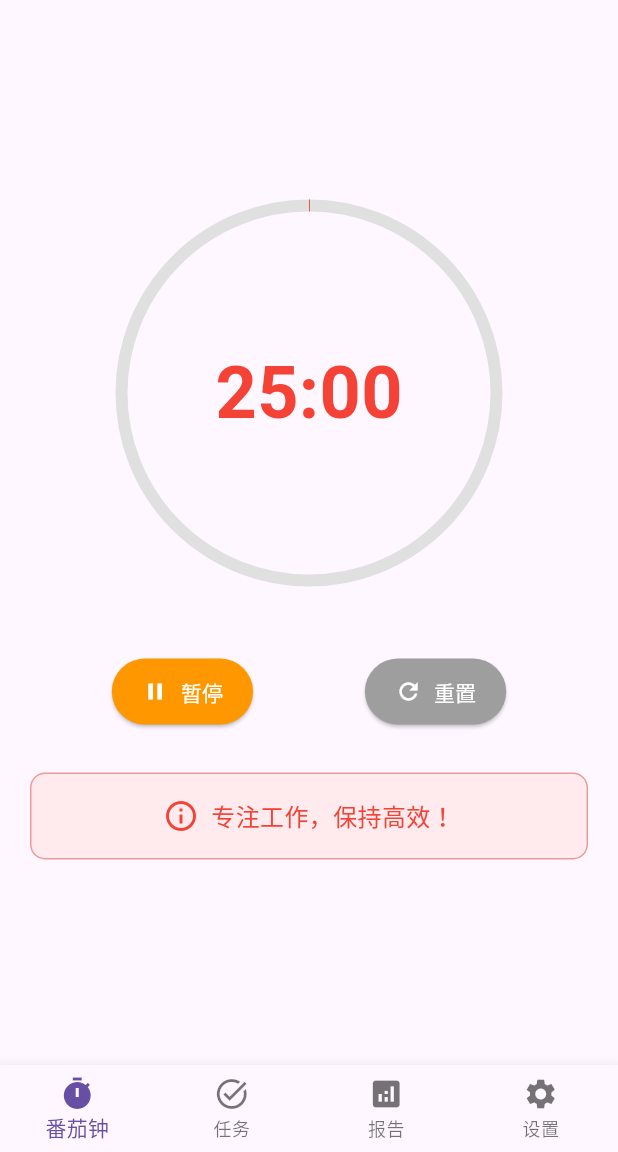
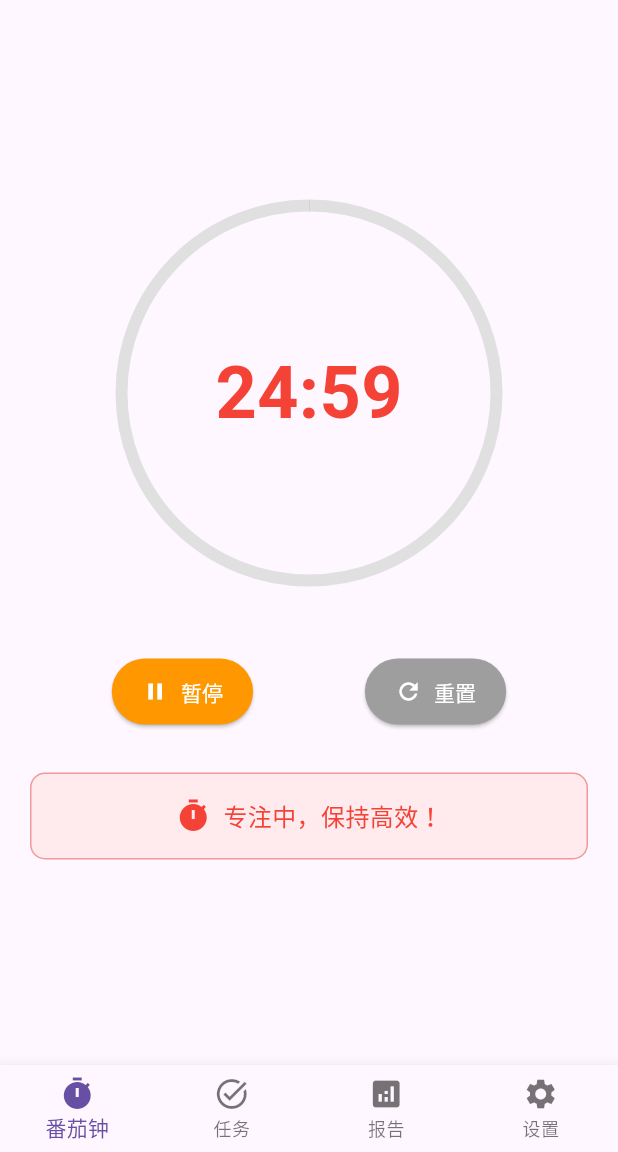
Before and after one commit to yangsuiyun/genie, a Flutter app: the screen it shows after launch, after a tap on "开始", on a phone screen of 412 x 824 dp, the part 84-1236 px from its top. Run offline on Flutter 3.47's test engine with Material 3 defaults, Android fonts, the phone set to English and light mode, and no system bars; our stand-ins replace connectivity_plus, dio, firebase_messaging, fl_chart, flutter_local_notifications, flutter_riverpod and 6 more; accounts and stored records are empty.

Commit message:
fix: Implement proper pomodoro timer with real-time updates and state persistence
- Add PomodoroState singleton for global timer state management
- Implement Timer.periodic for real-time countdown updates
- Fix timer display showing actual countdown (25:00 → 24:59 → ...)
- Use IndexedStack to preserve widget state across page navigation
- Add proper listener pattern for UI updates
- Fix timer state persistence when switching between tabs
- Improve button states and progress animation synchronization
- Add dynamic status messages based on timer state

Timer now works correctly:
- Real-time countdown updates every second
- State persists when navigating between pages
- Start/pause/reset functions work properly
- Visual feedback matches timer state

🤖 Generated with [Claude Code](https://claude.ai/code)
via [Happy](https://happy.engineering)

Co-Authored-By: Claude <noreply@anthropic.com>
Co-Authored-By: Happy <yesreply@happy.engineering>

```diff
--- a/mobile/lib/main.dart
+++ b/mobile/lib/main.dart
@@ -1,4 +1,5 @@
 import 'package:flutter/material.dart';
+import 'dart:async';
 
 void main() {
   runApp(const PomodoroApp());
@@ -15,33 +16,125 @@ class PomodoroApp extends StatelessWidget {
         primarySwatch: Colors.red,
         useMaterial3: true,
       ),
-      home: const MainScreen(),
+      home: MainScreen(),
       debugShowCheckedModeBanner: false,
     );
   }
 }
 
+// 全局状态管理
+class PomodoroState {
+  static final PomodoroState _instance = PomodoroState._internal();
+  factory PomodoroState() => _instance;
+  PomodoroState._internal();
+
+  Timer? _timer;
+  bool _isRunning = false;
+  int _remainingSeconds = 25 * 60; // 25分钟 = 1500秒
+  final int _totalSeconds = 25 * 60;
+
+  // 状态变化监听器
+  final List<VoidCallback> _listeners = [];
+
+  bool get isRunning => _isRunning;
+  int get remainingSeconds => _remainingSeconds;
+  int get totalSeconds => _totalSeconds;
+  double get progress => 1.0 - (_remainingSeconds / _totalSeconds);
+
+  String get timeDisplay {
+    int minutes = _remainingSeconds ~/ 60;
+    int seconds = _remainingSeconds % 60;
+    return '${minutes.toString().padLeft(2, '0')}:${seconds.toString().padLeft(2, '0')}';
+  }
+
+  void addListener(VoidCallback listener) {
+    _listeners.add(listener);
+  }
+
+  void removeListener(VoidCallback listener) {
+    _listeners.remove(listener);
+  }
+
+  void _notifyListeners() {
+    for (var listener in _listeners) {
+      listener();
+    }
+  }
+
+  void start() {
+    if (_isRunning) return;
+
+    _isRunning = true;
+    _timer = Timer.periodic(const Duration(seconds: 1), (timer) {
+      if (_remainingSeconds > 0) {
+        _remainingSeconds--;
+        _notifyListeners();
+      } else {
+        // 番茄钟结束
+        _complete();
+      }
+    });
+    _notifyListeners();
+  }
+
+  void pause() {
+    _isRunning = false;
+    _timer?.cancel();
+    _timer = null;
+    _notifyListeners();
+  }
+
+  void reset() {
+    _isRunning = false;
+    _timer?.cancel();
+    _timer = null;
+    _remainingSeconds = _totalSeconds;
+    _notifyListeners();
+  }
+
+  void _complete() {
+    _isRunning = false;
+    _timer?.cancel();
+    _timer = null;
+    _remainingSeconds = 0;
+    _notifyListeners();
+    // 这里可以触发通知或其他完成逻辑
+  }
+
+  void dispose() {
+    _timer?.cancel();
+    _listeners.clear();
+  }
+}
+
 class MainScreen extends StatefulWidget {
-  const MainScreen({super.key});
-
   @override
   State<MainScreen> createState() => _MainScreenState();
 }
 
 class _MainScreenState extends State<MainScreen> {
   int _selectedIndex = 0;
+  late List<Widget> _screens;
 
-  final List<Widget> _screens = [
-    const PomodoroTimerScreen(),
-    const TaskListScreen(),
-    const ReportsScreen(),
-    const SettingsScreen(),
-  ];
+  @override
+  void initState() {
+    super.initState();
+    // 使用同一个PomodoroTimerScreen实例来保持状态
+    _screens = [
+      const PomodoroTimerScreen(),
+      const TaskListScreen(),
+      const ReportsScreen(),
+      const SettingsScreen(),
+    ];
+  }
 
   @override
   Widget build(BuildContext context) {
     return Scaffold(
-      body: _screens[_selectedIndex],
+      body: IndexedStack(
+        index: _selectedIndex,
+        children: _screens,
+      ),
       bottomNavigationBar: BottomNavigationBar(
         type: BottomNavigationBarType.fixed,
         currentIndex: _selectedIndex,
@@ -79,9 +172,7 @@ class PomodoroTimerScreen extends StatefulWidget {
 
 class _PomodoroTimerScreenState extends State<PomodoroTimerScreen>
     with TickerProviderStateMixin {
-  bool _isRunning = false;
-  int _minutes = 25;
-  int _seconds = 0;
+  final PomodoroState _pomodoroState = PomodoroState();
   late AnimationController _controller;
 
   @override
@@ -91,31 +182,42 @@ class _PomodoroTimerScreenState extends State<PomodoroTimerScreen>
       vsync: this,
       duration: const Duration(minutes: 25),
     );
+
+    // 监听状态变化
+    _pomodoroState.addListener(_onStateChanged);
+
+    // 初始化动画状态
+    _updateAnimationProgress();
   }
 
   @override
   void dispose() {
+    _pomodoroState.removeListener(_onStateChanged);
     _controller.dispose();
     super.dispose();
   }
 
+  void _onStateChanged() {
+    if (mounted) {
+      setState(() {});
+      _updateAnimationProgress();
+    }
+  }
+
+  void _updateAnimationProgress() {
+    _controller.animateTo(_pomodoroState.progress);
+  }
+
   void _startTimer() {
-    setState(() => _isRunning = true);
-    _controller.forward();
+    _pomodoroState.start();
   }
 
   void _pauseTimer() {
-    setState(() => _isRunning = false);
-    _controller.stop();
+    _pomodoroState.pause();
   }
 
   void _resetTimer() {
-    setState(() {
-      _isRunning = false;
-      _minutes = 25;
-      _seconds = 0;
-    });
-    _controller.reset();
+    _pomodoroState.reset();
   }
 
   @override
@@ -148,14 +250,14 @@ class _PomodoroTimerScreenState extends State<PomodoroTimerScreen>
                           strokeWidth: 8,
                           backgroundColor: Colors.grey.shade300,
                           valueColor: AlwaysStoppedAnimation<Color>(
-                            _isRunning ? Colors.red : Colors.grey,
+                            _pomodoroState.isRunning ? Colors.red : Colors.grey,
                           ),
                         );
                       },
                     ),
                   ),
                   Text(
-                    '${_minutes.toString().padLeft(2, '0')}:${_seconds.toString().padLeft(2, '0')}',
+                    _pomodoroState.timeDisplay,
                     style: const TextStyle(
                       fontSize: 48,
                       fontWeight: FontWeight.bold,
@@ -172,11 +274,11 @@ class _PomodoroTimerScreenState extends State<PomodoroTimerScreen>
               mainAxisAlignment: MainAxisAlignment.spaceEvenly,
               children: [
                 ElevatedButton.icon(
-                  onPressed: _isRunning ? _pauseTimer : _startTimer,
-                  icon: Icon(_isRunning ? Icons.pause : Icons.play_arrow),
-                  label: Text(_isRunning ? '暂停' : '开始'),
+                  onPressed: _pomodoroState.isRunning ? _pauseTimer : _startTimer,
+                  icon: Icon(_pomodoroState.isRunning ? Icons.pause : Icons.play_arrow),
+                  label: Text(_pomodoroState.isRunning ? '暂停' : '开始'),
                   style: ElevatedButton.styleFrom(
-                    backgroundColor: _isRunning ? Colors.orange : Colors.green,
+                    backgroundColor: _pomodoroState.isRunning ? Colors.orange : Colors.green,
                     foregroundColor: Colors.white,
                     padding: const EdgeInsets.symmetric(
                       horizontal: 20,
@@ -210,14 +312,17 @@ class _PomodoroTimerScreenState extends State<PomodoroTimerScreen>
                 borderRadius: BorderRadius.circular(10),
                 border: Border.all(color: Colors.red.shade200),
               ),
-              child: const Row(
+              child: Row(
                 mainAxisAlignment: MainAxisAlignment.center,
                 children: [
-                  Icon(Icons.info_outline, color: Colors.red),
-                  SizedBox(width: 8),
+                  Icon(
+                    _pomodoroState.isRunning ? Icons.timer : Icons.info_outline,
+                    color: Colors.red,
+                  ),
+                  const SizedBox(width: 8),
                   Text(
-                    '专注工作，保持高效！',
-                    style: TextStyle(
+                    _pomodoroState.isRunning ? '专注中，保持高效！' : '点击开始，专注工作！',
+                    style: const TextStyle(
                       fontSize: 16,
                       color: Colors.red,
                       fontWeight: FontWeight.w500,
```
Also changed, not shown: 2 other files.
